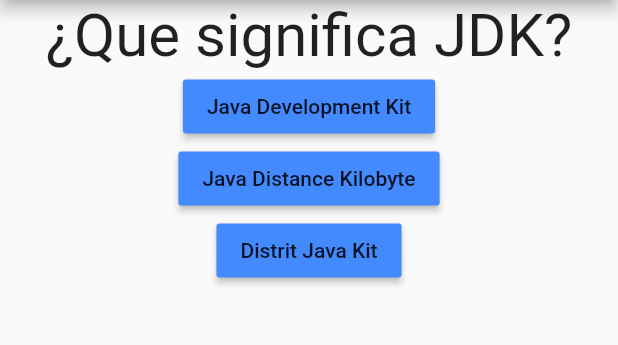
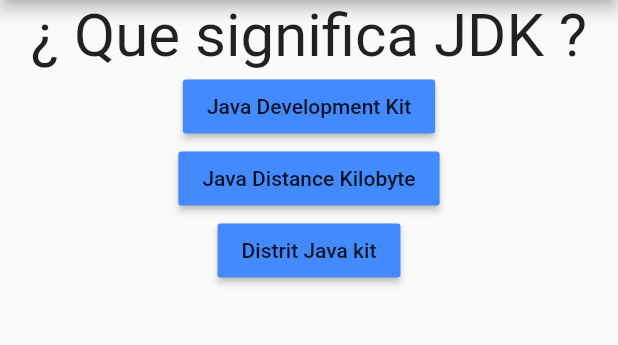
Before and after one commit to AlejandroHerrera11/FlutterQuiz, a Flutter app: the screen it shows after launch, on a phone screen of 412 x 824 dp, the part 84-429 px from its top. Run offline on Flutter 3.47's test engine with Material 2 defaults, Android fonts, the phone set to English and light mode, and no system bars.

Commit message:
Cambio de Codigo

```diff
--- /dev/null
+++ b/lib/Question.dart
@@ -0,0 +1,16 @@
+import 'package:flutter/material.dart';
+
+class Question extends StatelessWidget {
+  final String content;
+
+  Question(this.content);
+
+  @override
+  Widget build(BuildContext context) {
+    return Text(
+          content,
+          style: TextStyle(fontSize: 40),
+          textAlign: TextAlign.center,
+      );
+  }
+}
--- /dev/null
+++ b/lib/QuestionQuiz.dart
@@ -0,0 +1,15 @@
+import 'package:flutter/material.dart';
+import 'package:ejemplo_app/Question.dart';
+import 'package:ejemplo_app/answer1.dart';
+
+class QuestionQuiz extends StatelessWidget {
+  @override
+  Widget build(BuildContext context) {
+    return Column(children: [
+      Question('¿ Que significa JDK ?'),
+      Answer1('Java Development Kit'),
+      Answer1('Java Distance Kilobyte'),
+      Answer1('Distrit Java kit'),
+    ]);
+  }
+}
--- /dev/null
+++ b/lib/answer1.dart
@@ -0,0 +1,16 @@
+import 'package:flutter/material.dart';
+
+class Answer1 extends StatelessWidget {
+  final String content;
+
+  Answer1(this.content);
+
+  @override
+  Widget build(BuildContext context) {
+    return RaisedButton(
+      child: Text(content),
+      onPressed: () {},
+      color: Colors.blueAccent,
+    );
+  }
+}
--- a/lib/main.dart
+++ b/lib/main.dart
@@ -1,40 +1,22 @@
+import 'package:ejemplo_app/QuestionQuiz.dart';
 import 'package:flutter/material.dart';
 
 void main() {
-  runApp(MaterialApp(title:'ejemplo app', home:EjemploApp(),));
+  runApp(MaterialApp(
+    title: 'ejemplo app',
+    home: EjemploApp(),
+  ));
 }
 
-class EjemploApp extends StatelessWidget{
+class EjemploApp extends StatelessWidget {
   @override
-  Widget build(BuildContext context){
+  Widget build(BuildContext context) {
     return Scaffold(
-      appBar: AppBar(
-      title: Text('ejemplo app'),
-    ),
-    body: Column(
-      children: [
-        Center(child: Text(
-                '¿Que significa JDK?',
-                style: TextStyle(
-                  fontSize: 40,
-                ),),
+        appBar: AppBar(
+          title: Text('ejemplo app'),
         ),
-        RaisedButton(
-          child: Text('Java Development Kit'),
-          onPressed: (){},
-          color: Colors.blueAccent,
-        ),
-        RaisedButton(
-          child: Text('Java Distance Kilobyte'),
-          onPressed: (){},
-          color: Colors.blueAccent,
-        ),
-        RaisedButton(
-          child: Text('Distrit Java Kit'),
-          onPressed: (){},
-          color: Colors.blueAccent,
-        )
-      ])
-    );
+        body: Container(
+            width: double.infinity,
+            child: QuestionQuiz()));
   }
 }
```
